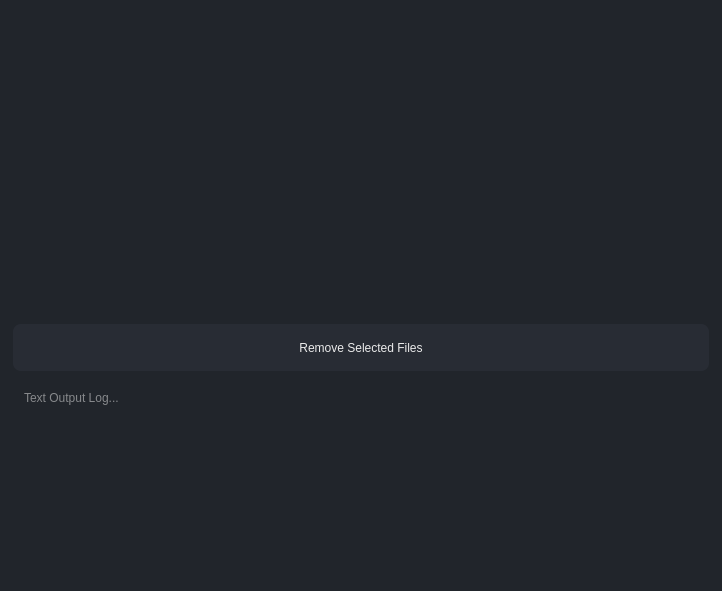
First picture: the form in Img2Decal/gui_drag_drop_test.ui, repository BlakeXYZ/Unreal-Engine-Tools, before the edit.
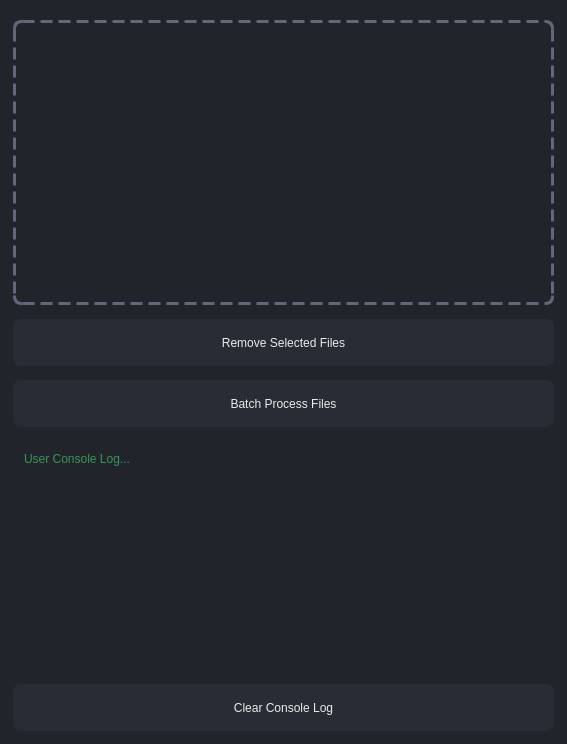
Second picture: the form after the edit.

```diff
--- a/Img2Decal/gui_drag_drop_test.ui
+++ b/Img2Decal/gui_drag_drop_test.ui
@@ -6,8 +6,8 @@
    <rect>
     <x>0</x>
     <y>0</y>
-    <width>722</width>
-    <height>591</height>
+    <width>567</width>
+    <height>744</height>
    </rect>
   </property>
   <property name="windowTitle">
@@ -42,14 +42,57 @@
     background-color: #63677a; /* Background color when pressed */
 }
 
-
 QLineEdit {
     background-color: #243649; /* Background color on hover */
 }
+
+QTextEdit{
+   color: rgb(85, 255, 127);
+
+}
+
+QGroupBox{
+ margin-top: 11px;
+ padding: 0px;
+ border: 3px dashed #63677a; /* 2px width, dashed style, and black color */
+
+
+}
+
+QListWidget{
+	padding: 0px;
+	margin: 0px;
+
+}
 </string>
   </property>
   <widget class="QWidget" name="centralwidget">
    <layout class="QGridLayout" name="gridLayout">
+    <item row="5" column="0">
+     <widget class="QPushButton" name="my_clear_console_Button">
+      <property name="sizePolicy">
+       <sizepolicy hsizetype="MinimumExpanding" vsizetype="MinimumExpanding">
+        <horstretch>0</horstretch>
+        <verstretch>0</verstretch>
+       </sizepolicy>
+      </property>
+      <property name="minimumSize">
+       <size>
+        <width>0</width>
+        <height>55</height>
+       </size>
+      </property>
+      <property name="maximumSize">
+       <size>
+        <width>16777215</width>
+        <height>55</height>
+       </size>
+      </property>
+      <property name="text">
+       <string>Clear Console Log</string>
+      </property>
+     </widget>
+    </item>
     <item row="2" column="0">
      <widget class="QPushButton" name="my_pushButton">
       <property name="sizePolicy">
@@ -67,7 +110,7 @@
       <property name="maximumSize">
        <size>
         <width>16777215</width>
-        <height>45</height>
+        <height>55</height>
        </size>
       </property>
       <property name="text">
@@ -92,18 +135,24 @@
       <property name="acceptDrops">
        <bool>false</bool>
       </property>
+      <property name="styleSheet">
+       <string notr="true"/>
+      </property>
       <property name="title">
        <string/>
       </property>
       <layout class="QGridLayout" name="gridLayout_2">
+       <property name="topMargin">
+        <number>11</number>
+       </property>
        <property name="bottomMargin">
         <number>0</number>
        </property>
       </layout>
      </widget>
     </item>
-    <item row="3" column="0">
-     <widget class="QTextEdit" name="textEdit">
+    <item row="4" column="0">
+     <widget class="QTextEdit" name="user_consoleLog_Widget">
       <property name="sizePolicy">
        <sizepolicy hsizetype="Expanding" vsizetype="MinimumExpanding">
         <horstretch>0</horstretch>
@@ -126,7 +175,32 @@
        <set>Qt::TextSelectableByKeyboard|Qt::TextSelectableByMouse</set>
       </property>
       <property name="placeholderText">
-       <string>Text Output Log...</string>
+       <string>User Console Log...</string>
+      </property>
+     </widget>
+    </item>
+    <item row="3" column="0">
+     <widget class="QPushButton" name="pushButton">
+      <property name="sizePolicy">
+       <sizepolicy hsizetype="MinimumExpanding" vsizetype="MinimumExpanding">
+        <horstretch>0</horstretch>
+        <verstretch>0</verstretch>
+       </sizepolicy>
+      </property>
+      <property name="minimumSize">
+       <size>
+        <width>0</width>
+        <height>55</height>
+       </size>
+      </property>
+      <property name="maximumSize">
+       <size>
+        <width>16777215</width>
+        <height>55</height>
+       </size>
+      </property>
+      <property name="text">
+       <string>Batch Process Files</string>
       </property>
      </widget>
     </item>
```
Left out of the diff: 2 changed lines with no effect on the pictures.
